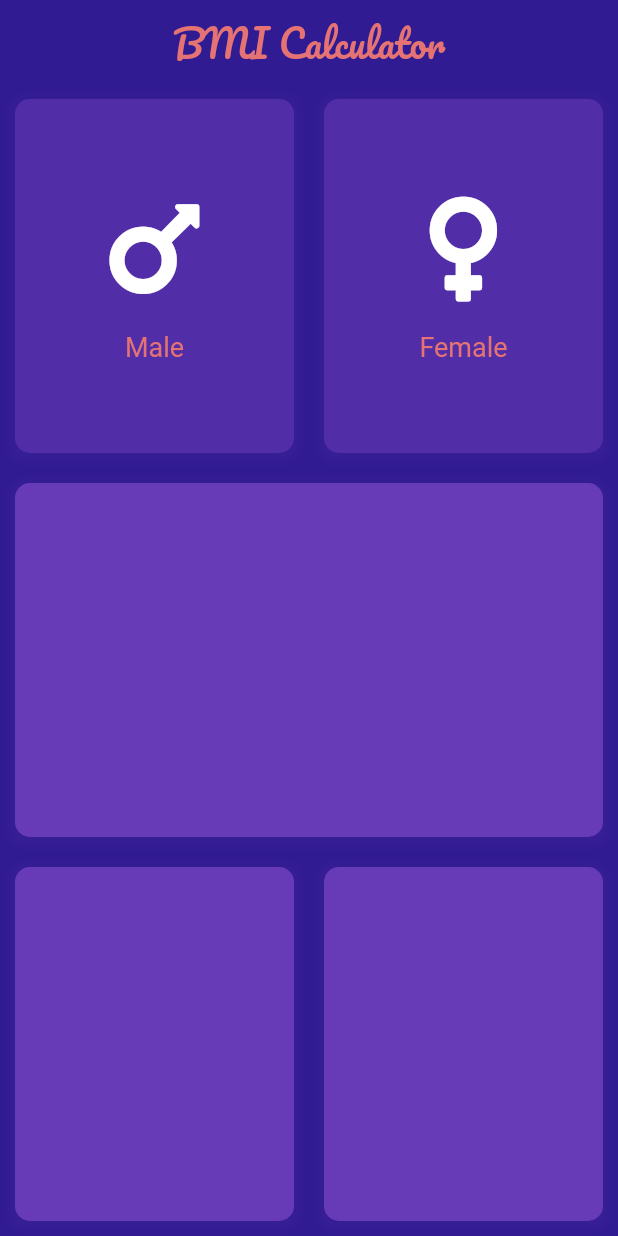
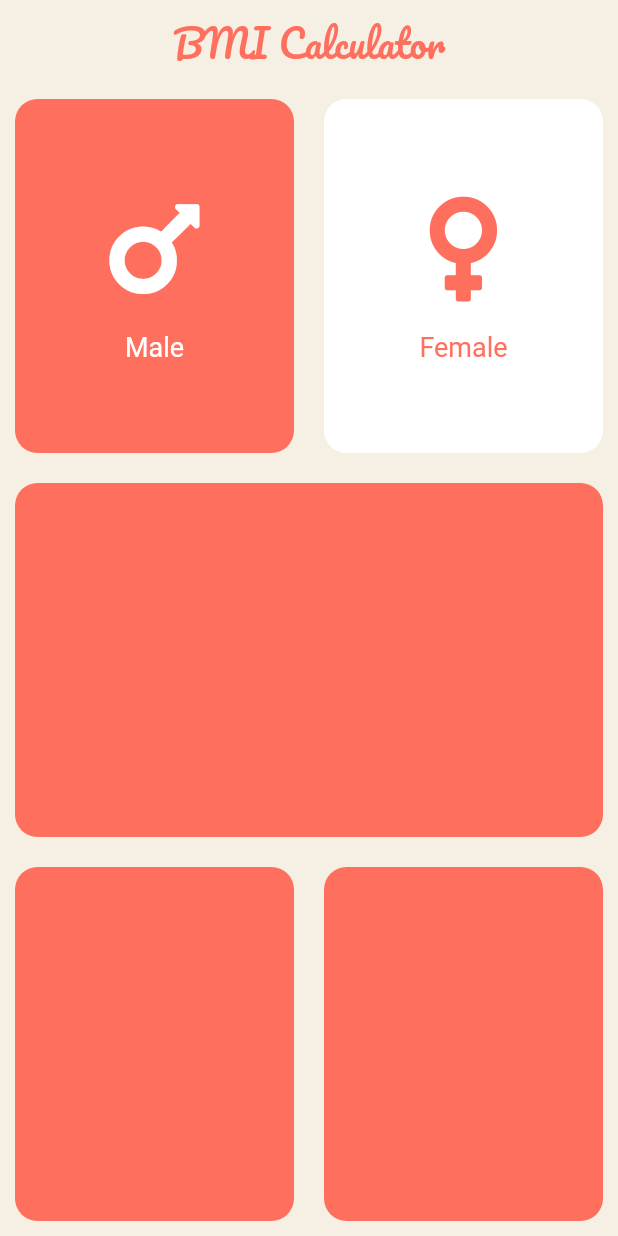
Before and after one commit to rezvee6/Flutter-BMI-Calculator, a Flutter app: the screen it shows after launch, after a tap on "Male", on a phone screen of 412 x 824 dp. Run offline on Flutter 3.47's test engine with Material 2 defaults, Android fonts, the phone set to English and light mode, and no system bars; our stand-ins replace font_awesome_flutter.

Commit message:
color chosen

```diff
--- a/lib/icon_content.dart
+++ b/lib/icon_content.dart
@@ -1,11 +1,14 @@
 import 'package:flutter/material.dart';
 
+const primaryTextColor = Color(0xFF40bfc1);
+const secondaryTextColor = Color(0xFF40bfc1);
 class IconContent extends StatelessWidget {
 
-  IconContent({this.icon, this.iconText});
+  IconContent({this.icon, this.iconText, this.textColour});
 
   final IconData icon;
   final String iconText;
+  final Color textColour;
 
   @override
   Widget build(BuildContext context) {
@@ -14,7 +17,8 @@ class IconContent extends StatelessWidget {
       children: <Widget>[
         Icon(
           icon,
-          size: 80.0,color: Colors.white,
+          size: 80.0,
+          color: textColour,
         ),
         SizedBox(
           height: 15.0,
@@ -22,7 +26,7 @@ class IconContent extends StatelessWidget {
         Text(
           iconText, style: TextStyle(
             fontSize: 18.0,
-            color: Colors.red[300],
+            color: textColour,
           ),
         )
       ],
--- a/lib/input_page.dart
+++ b/lib/input_page.dart
@@ -3,9 +3,11 @@ import 'package:font_awesome_flutter/font_awesome_flutter.dart';
 import 'package:bmi_calculator/icon_content.dart';
 import 'package:bmi_calculator/reusable_card.dart';
 
-const activeCardColour = Color(0xFF673ab7);
-const inactiveCardColour = Color(0xFF512da8);
-const backgroundColour = Color(0xFF311b92);
+const primaryTextColor = Color(0xFFff6f5e);
+const secondaryTextColor = Colors.white;
+const activeCardColour = Color(0xFFff6f5e);
+const inactiveCardColour =  Colors.white;
+const backgroundColour = Color(0xFFf5f0e3);
 
 enum Gender {
   male,
@@ -22,6 +24,8 @@ class _InputPageState extends State<InputPage> {
   Color maleCardColour = inactiveCardColour;
   Color femaleCardColour = inactiveCardColour;
 
+  Color maleText = primaryTextColor;
+  Color femaleText = primaryTextColor;
   // 1 = male
   // 2 = female
   void updateColour(Gender gender){
@@ -29,9 +33,8 @@ class _InputPageState extends State<InputPage> {
       if (maleCardColour == inactiveCardColour){
         maleCardColour = activeCardColour;
         femaleCardColour = inactiveCardColour;
-      } else {
-        maleCardColour = inactiveCardColour;
-        femaleCardColour = activeCardColour;
+        maleText = inactiveCardColour;
+        femaleText = activeCardColour;
       }
     }
 
@@ -39,9 +42,8 @@ class _InputPageState extends State<InputPage> {
       if (femaleCardColour == inactiveCardColour){
         femaleCardColour = activeCardColour;
         maleCardColour = inactiveCardColour;
-      } else {
-        femaleCardColour = inactiveCardColour;
-        maleCardColour = activeCardColour;
+        femaleText = inactiveCardColour;
+        maleText = activeCardColour;
       }
     }
   }
@@ -58,7 +60,7 @@ class _InputPageState extends State<InputPage> {
           'BMI Calculator',
           style: TextStyle(
             fontSize: 25.0,
-            color: Colors.red[300],
+            color: primaryTextColor,
             fontFamily: 'Pacifico',
           ),
         ),
@@ -72,7 +74,7 @@ class _InputPageState extends State<InputPage> {
                   child: GestureDetector(
                       onTap: (){
                         setState(() {
-                          updateColour(1);
+                          updateColour(Gender.male);
                         });
                       },
                       child: ReusableCard(
@@ -80,6 +82,7 @@ class _InputPageState extends State<InputPage> {
                       cardChild: IconContent(
                         icon: FontAwesomeIcons.mars,
                         iconText: 'Male',
+                        textColour: maleText,
                       ),
                     ),
                   ),
@@ -88,7 +91,7 @@ class _InputPageState extends State<InputPage> {
                   child: GestureDetector(
                     onTap: (){
                        setState(() {
-                          updateColour(2);
+                          updateColour(Gender.female);
                         });
                     },
                     child: ReusableCard(
@@ -96,6 +99,7 @@ class _InputPageState extends State<InputPage> {
                     cardChild: IconContent(
                       icon: FontAwesomeIcons.venus,
                       iconText: 'Female',
+                      textColour: femaleText,
                     ),
                     ),
                   ),
--- a/lib/main.dart
+++ b/lib/main.dart
@@ -5,7 +5,7 @@ import 'input_page.dart';
 void main() {
   SystemChrome.setSystemUIOverlayStyle(SystemUiOverlayStyle.dark.copyWith(
   statusBarIconBrightness: Brightness.dark,
-  statusBarColor: Colors.deepPurple[900],
+  statusBarColor: backgroundColour,
 ));
   runApp(BMICalculator());
 }
@@ -16,7 +16,7 @@ class BMICalculator extends StatelessWidget {
     return MaterialApp(
       debugShowCheckedModeBanner: false,
       theme: ThemeData(
-        primaryColor: Colors.deepPurple[900],
+        primaryColor: backgroundColour,
       ),
       home: InputPage(),
     );
--- a/lib/reusable_card.dart
+++ b/lib/reusable_card.dart
@@ -12,17 +12,9 @@ class ReusableCard extends StatelessWidget {
       child: cardChild,
       margin: EdgeInsets.all(10.0),
       decoration: BoxDecoration(
-        // border: Border.all(color: Colors.red[300]),
+        // border: Border.all(color: Color(0xFF2962ff)),
         color: colour,
-        borderRadius: BorderRadius.circular(10.0),
-        boxShadow: [
-          BoxShadow(
-            color: Colors.deepPurple[800].withOpacity(0.3),
-            spreadRadius: 3,
-            blurRadius: 5,
-            offset: Offset(0, 2), // changes position of shadow
-          ),
-        ],
+        borderRadius: BorderRadius.circular(15.0),
       ),
     );
   }
```
